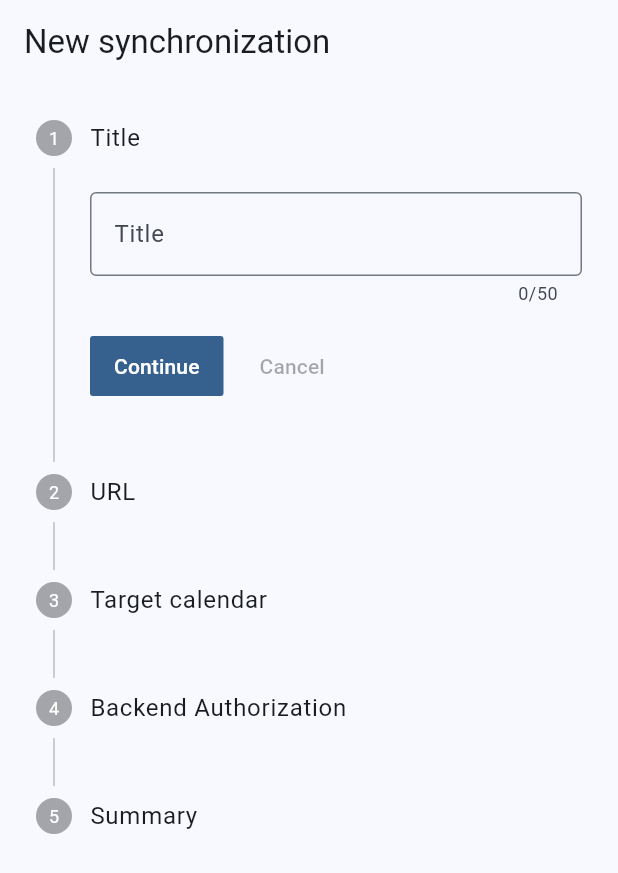
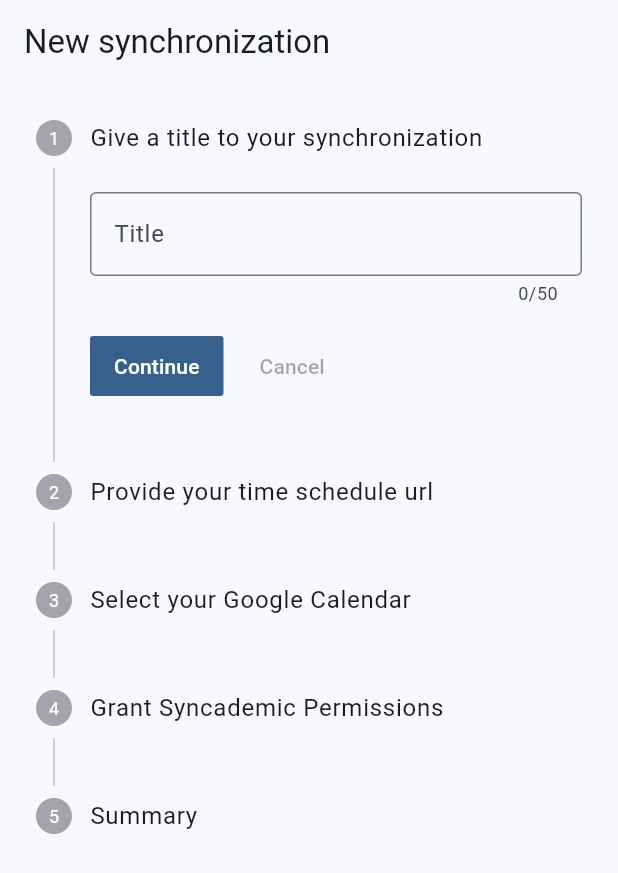
Before and after one commit to SuperMuel/Syncademic, a Flutter app: the NewSyncProfilePage screen opened by its route, on a phone screen of 412 x 824 dp. Shown: the top 873 px of the screen. Run offline on Flutter 3.47's test engine with Material 3 defaults, Android fonts, the phone set to English and light mode, and no system bars; our stand-ins replace cloud_firestore, cloud_functions, equatable, firebase_auth, firebase_core, flutter_animate and 11 more; missing offline and left inert: extension_google_sign_in_as_googleapis_auth, google_sign_in_web, googleapis; accounts and stored records are empty; statements that could not run were skipped.

Commit message:
Better titles

```diff
--- a/syncademic_app/lib/screens/new_sync_profile/new_sync_profile_page.dart
+++ b/syncademic_app/lib/screens/new_sync_profile/new_sync_profile_page.dart
@@ -28,19 +28,19 @@ class NewSyncProfilePage extends StatelessWidget {
                 state.canCancel ? context.read<StepperCubit>().previous : null,
             steps: const [
               Step(
-                title: Text('Title'),
+                title: Text('Give a title to your synchronization'),
                 content: TitleStepContent(),
               ),
               Step(
-                title: Text('URL'),
+                title: Text('Provide your time schedule url'),
                 content: UrlStepContent(),
               ),
               Step(
-                title: Text('Target calendar'),
+                title: Text('Select your Google Calendar'),
                 content: TargetCalendarStepContent(),
               ),
               Step(
-                title: Text('Backend Authorization'),
+                title: Text('Grant Syncademic Permissions'),
                 content: BackendAuthorizationStepContent(),
               ),
               Step(
```
